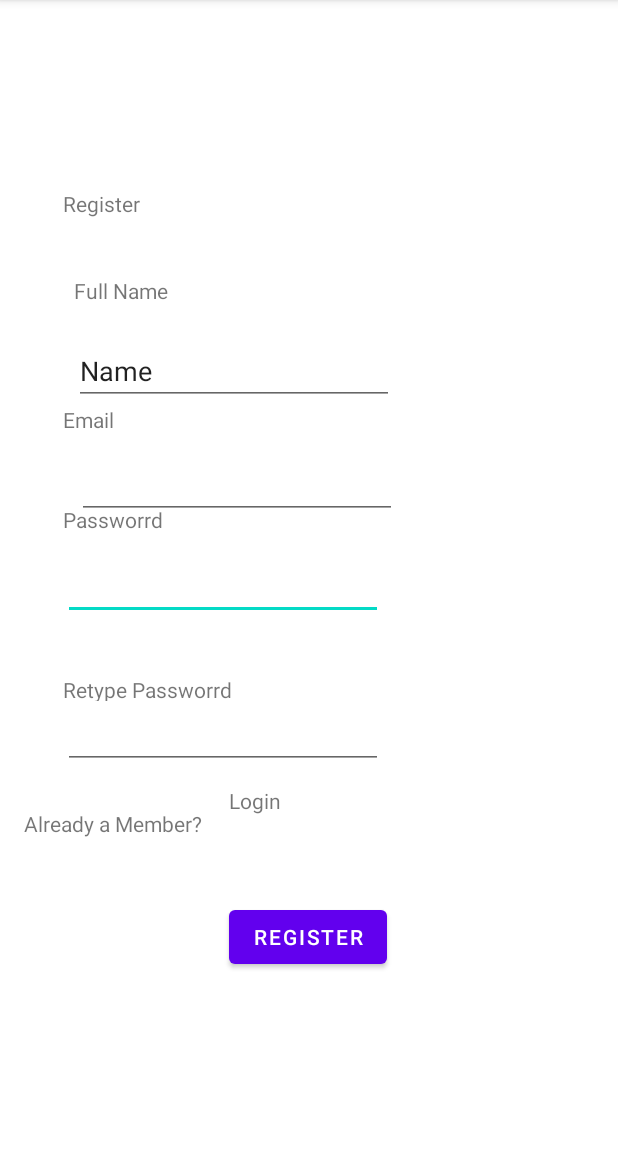
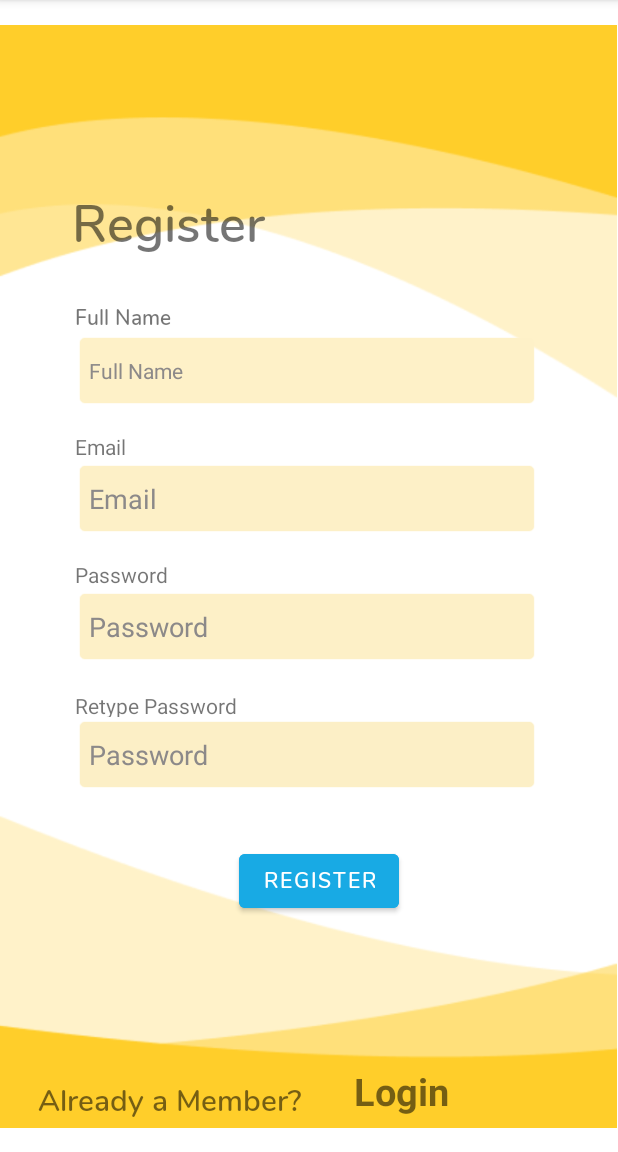
Before and after one commit to Vannloppe/PantoMonitor-Mobile, an Android app: the screen it shows after launch (SignUpActivity), on a phone screen of 412 x 824 dp, the part 84-1236 px from its top. Run offline under Robolectric (Android 15) with nearby library versions, the phone set to English and light mode, and no system bars; our stand-ins replace Firebase (no records; nobody signed in at launch, a user with empty details on screens opened directly).

Commit message:
New Login and Sign Up Design

```diff
--- a/app/src/main/res/layout/activity_sign_up.xml
+++ b/app/src/main/res/layout/activity_sign_up.xml
@@ -4,99 +4,136 @@
     xmlns:tools="http://schemas.android.com/tools"
     android:layout_width="match_parent"
     android:layout_height="match_parent"
-    tools:context=".view.SignUpActivity">
+    tools:context=".view.SignUpActivity"
+    tools:ignore="MissingDefaultResource">
+
+    <ImageView
+        android:id="@+id/imageView"
+        android:layout_width="411dp"
+        android:layout_height="735dp"
+        android:background="@drawable/reg_bg"
+        android:scaleType="fitXY"
+        app:layout_constraintBottom_toBottomOf="parent"
+        app:layout_constraintEnd_toEndOf="parent"
+        app:layout_constraintHorizontal_bias="0.0"
+        app:layout_constraintStart_toStartOf="parent"
+        app:layout_constraintTop_toTopOf="parent" />
 
     <Button
         android:id="@+id/RegisterSignup"
         android:layout_width="wrap_content"
         android:layout_height="wrap_content"
-        android:layout_marginTop="57dp"
+        android:layout_marginTop="35dp"
+        android:layout_marginBottom="80dp"
+        android:backgroundTint="#18AAE4"
+        android:fontFamily="@font/nunito_semibold"
         android:text="Register"
-        app:layout_constraintStart_toStartOf="@+id/SignintextView2"
-        app:layout_constraintTop_toBottomOf="@+id/SignintextView2" />
+        app:layout_constraintBottom_toBottomOf="@+id/imageView"
+        app:layout_constraintEnd_toEndOf="parent"
+        app:layout_constraintHorizontal_bias="0.521"
+        app:layout_constraintStart_toStartOf="parent"
+        app:layout_constraintTop_toBottomOf="@+id/editTextConfirmPass"
+        app:layout_constraintVertical_bias="0.0" />
 
     <EditText
         android:id="@+id/editTextTextPassword"
-        android:layout_width="wrap_content"
-        android:layout_height="wrap_content"
-        android:layout_marginTop="12dp"
+        android:layout_width="309dp"
+        android:layout_height="50dp"
+        android:layout_marginStart="50dp"
+        android:layout_marginTop="35dp"
+        android:background="@android:drawable/editbox_background_normal"
+        android:backgroundTint="#FDF0C7"
         android:ems="10"
+        android:hint="Password"
         android:inputType="textPassword"
-        app:layout_constraintStart_toStartOf="@+id/PasswordRegister"
-        app:layout_constraintTop_toBottomOf="@+id/PasswordRegister" />
+        android:outlineProvider="none"
+        android:textColorHint="#8C8989"
+        app:layout_constraintStart_toStartOf="parent"
+        app:layout_constraintTop_toBottomOf="@+id/editTextTextEmailAddress" />
 
     <EditText
         android:id="@+id/editTextConfirmPass"
-        android:layout_width="wrap_content"
-        android:layout_height="wrap_content"
-        android:layout_marginStart="26dp"
+        android:layout_width="309dp"
+        android:layout_height="50dp"
+        android:layout_marginStart="50dp"
+        android:layout_marginTop="35dp"
+        android:background="@android:drawable/editbox_background_normal"
+        android:backgroundTint="#FCEFC6"
         android:ems="10"
+        android:hint="Password"
         android:inputType="textPassword"
-        app:layout_constraintStart_toStartOf="@+id/Member"
-        app:layout_constraintTop_toBottomOf="@+id/confirmpasswordRegister" />
+        android:textColorHint="#8C8989"
+        app:layout_constraintStart_toStartOf="parent"
+        app:layout_constraintTop_toBottomOf="@+id/editTextTextPassword" />
 
     <TextView
         android:id="@+id/confirmpasswordRegister"
         android:layout_width="0dp"
         android:layout_height="17dp"
-        android:layout_marginStart="26dp"
-        android:layout_marginTop="77dp"
-        android:layout_marginEnd="30dp"
-        android:layout_marginBottom="75dp"
-        android:text="Retype Passworrd"
-        app:layout_constraintBottom_toBottomOf="@+id/Member"
-        app:layout_constraintEnd_toEndOf="@+id/editTextConfirmPass"
-        app:layout_constraintStart_toStartOf="@+id/Member"
-        app:layout_constraintTop_toBottomOf="@+id/PasswordRegister" />
+        android:layout_marginStart="50dp"
+        android:text="Retype Password"
+        app:layout_constraintBottom_toTopOf="@+id/editTextConfirmPass"
+        app:layout_constraintStart_toStartOf="parent" />
 
     <TextView
         android:id="@+id/PasswordRegister"
         android:layout_width="wrap_content"
         android:layout_height="wrap_content"
-        android:layout_marginStart="42dp"
-        android:text="Passworrd"
-        app:layout_constraintBottom_toBottomOf="@+id/editTextTextEmailAddress"
-        app:layout_constraintStart_toStartOf="parent"
-        app:layout_constraintTop_toBottomOf="@+id/editTextTextEmailAddress" />
+        android:layout_marginStart="50dp"
+        android:text="Password"
+        app:layout_constraintBottom_toTopOf="@+id/editTextTextPassword"
+        app:layout_constraintStart_toStartOf="parent" />
 
     <TextView
         android:id="@+id/Register"
-        android:layout_width="111dp"
-        android:layout_height="30dp"
-        android:layout_marginStart="42dp"
-        android:layout_marginBottom="28dp"
+        android:layout_width="189dp"
+        android:layout_height="48dp"
+        android:layout_marginStart="48dp"
+        android:layout_marginTop="124dp"
+        android:fontFamily="@font/nunito_semibold"
         android:text="Register"
-        app:layout_constraintBottom_toTopOf="@+id/Fullname"
-        app:layout_constraintStart_toStartOf="parent" />
+        android:textSize="34sp"
+        app:layout_constraintStart_toStartOf="parent"
+        app:layout_constraintTop_toTopOf="parent" />
 
     <EditText
         android:id="@+id/editTextTextEmailAddress"
-        android:layout_width="wrap_content"
-        android:layout_height="wrap_content"
-        android:layout_marginStart="9dp"
-        android:layout_marginTop="11dp"
+        android:layout_width="309dp"
+        android:layout_height="50dp"
+        android:layout_marginStart="50dp"
+        android:layout_marginTop="35dp"
+        android:background="@android:drawable/editbox_background_normal"
+        android:backgroundTint="#FDF0C7"
         android:ems="10"
+        android:hint="Email"
         android:inputType="textEmailAddress"
-        app:layout_constraintStart_toStartOf="@+id/PasswordRegister"
-        app:layout_constraintTop_toBottomOf="@+id/Email" />
+        android:textColorHint="#8C8989"
+        app:layout_constraintStart_toStartOf="parent"
+        app:layout_constraintTop_toBottomOf="@+id/FullNeditrtext" />
 
     <TextView
         android:id="@+id/SignintextView2"
-        android:layout_width="wrap_content"
-        android:layout_height="wrap_content"
-        android:layout_marginStart="18dp"
-        android:layout_marginTop="11dp"
+        android:layout_width="101dp"
+        android:layout_height="54dp"
+        android:layout_marginStart="12dp"
+        android:layout_marginBottom="4dp"
+        android:clickable="true"
         android:text="Login"
-        app:layout_constraintStart_toEndOf="@+id/Member"
-        app:layout_constraintTop_toBottomOf="@+id/editTextConfirmPass" />
+        android:textAlignment="center"
+        android:textSize="25sp"
+        android:textStyle="bold"
+        app:layout_constraintBottom_toBottomOf="parent"
+        app:layout_constraintStart_toEndOf="@+id/Member" />
 
     <TextView
         android:id="@+id/Member"
-        android:layout_width="wrap_content"
-        android:layout_height="wrap_content"
-        android:layout_marginStart="16dp"
-        android:layout_marginBottom="209dp"
+        android:layout_width="179dp"
+        android:layout_height="34dp"
+        android:layout_marginStart="25dp"
+        android:layout_marginBottom="15dp"
+        android:fontFamily="@font/nunito_semibold"
         android:text="Already a Member?"
+        android:textSize="20sp"
         app:layout_constraintBottom_toBottomOf="parent"
         app:layout_constraintStart_toStartOf="parent" />
 
@@ -104,30 +141,35 @@
         android:id="@+id/Email"
         android:layout_width="wrap_content"
         android:layout_height="wrap_content"
-        android:layout_marginStart="42dp"
-        android:layout_marginTop="270dp"
+        android:layout_marginStart="50dp"
         android:text="Email"
-        app:layout_constraintStart_toStartOf="parent"
-        app:layout_constraintTop_toTopOf="parent" />
+        app:layout_constraintBottom_toTopOf="@+id/editTextTextEmailAddress"
+        app:layout_constraintStart_toStartOf="parent" />
 
     <TextView
         android:id="@+id/Fullname"
         android:layout_width="wrap_content"
         android:layout_height="wrap_content"
-        android:layout_marginBottom="21dp"
+        android:layout_marginStart="50dp"
+        android:fontFamily="@font/nunito_semibold"
         android:text="Full Name"
         app:layout_constraintBottom_toTopOf="@+id/FullNeditrtext"
-        app:layout_constraintStart_toStartOf="@+id/FullNeditrtext" />
+        app:layout_constraintStart_toStartOf="parent" />
 
     <EditText
         android:id="@+id/FullNeditrtext"
-        android:layout_width="wrap_content"
-        android:layout_height="wrap_content"
-        android:layout_marginStart="7dp"
+        style="@style/Widget.MaterialComponents.TextInputLayout.OutlinedBox"
+        android:layout_width="309dp"
+        android:layout_height="50dp"
+        android:layout_marginStart="50dp"
+        android:layout_marginTop="50dp"
+        android:background="@android:drawable/editbox_background_normal"
+        android:backgroundTint="#FEF1C8"
         android:ems="10"
+        android:hint="Full Name"
         android:inputType="text"
-        android:text="Name"
-        app:layout_constraintBottom_toTopOf="@+id/Email"
-        app:layout_constraintStart_toStartOf="@+id/Email" />
+        android:textColorHint="#8C8989"
+        app:layout_constraintStart_toStartOf="parent"
+        app:layout_constraintTop_toBottomOf="@+id/Register" />
 
 </androidx.constraintlayout.widget.ConstraintLayout>
```
Also changed, not shown: app/src/main/res/layout/activity_login.xml (+94 -35 lines), app/src/main/res/drawable/login_bg.png (added), app/src/main/res/drawable/reg_bg.png (added), app/src/main/res/font/nunito_semibold.ttf (added).
